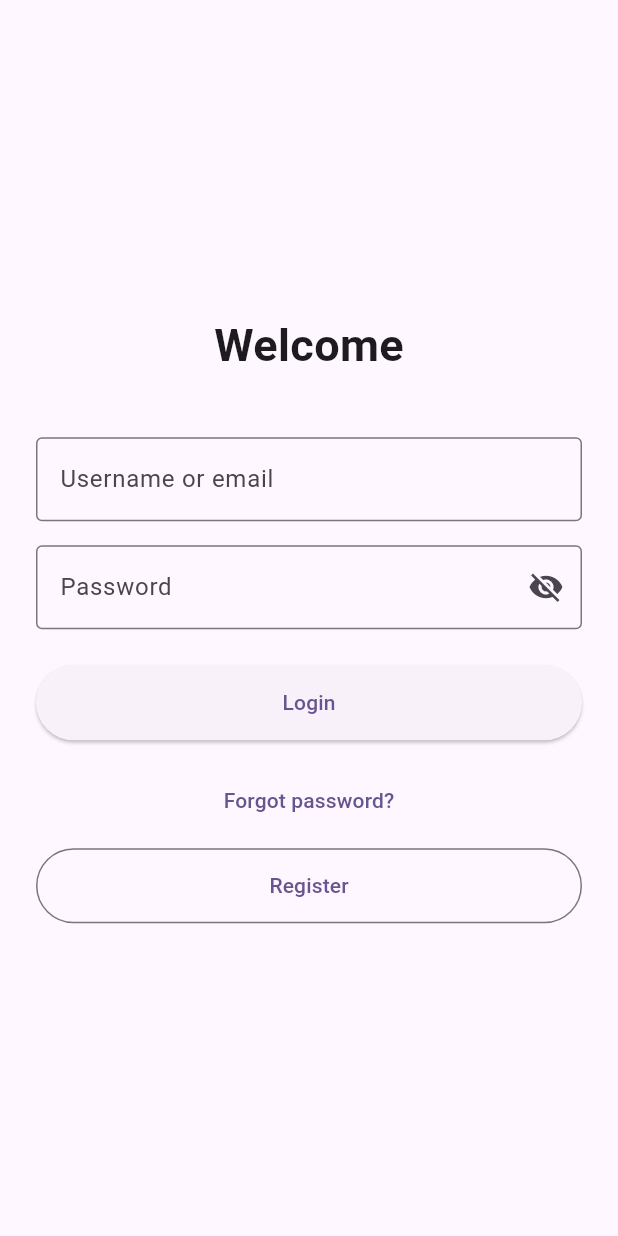
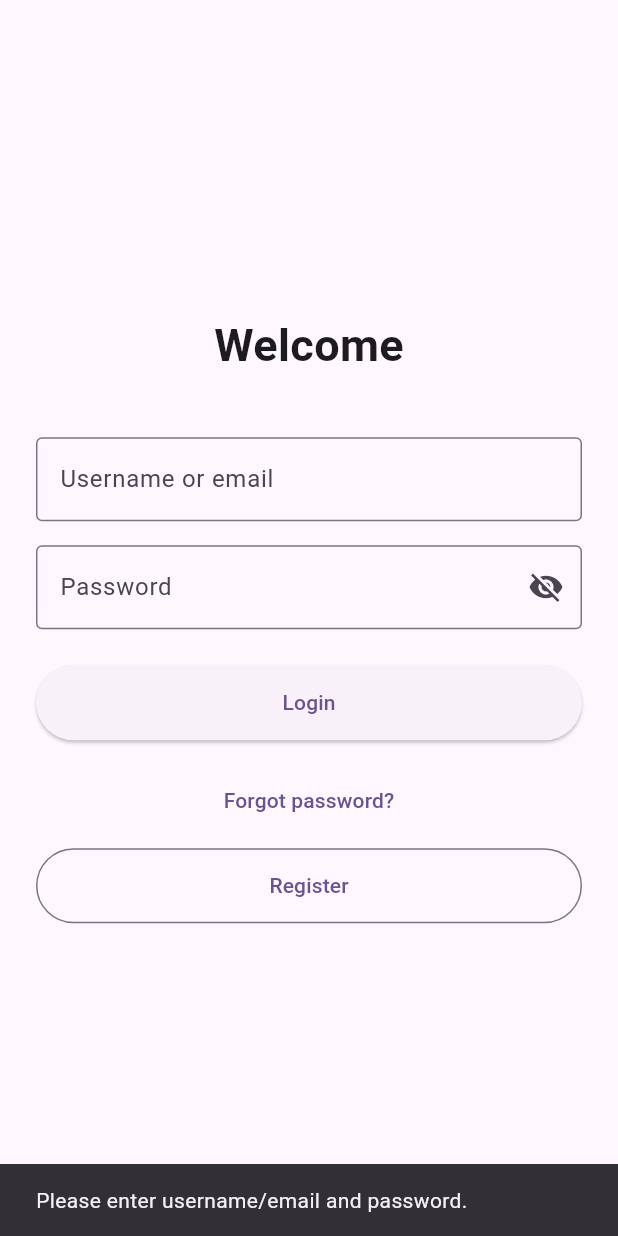
Before and after one commit to omyrbai/Vocab-platform, a Flutter app: the screen it shows after launch, after a tap on "Login", on a phone screen of 412 x 824 dp. Run offline on Flutter 3.47's test engine with Material 3 defaults, Android fonts, the phone set to English and light mode, and no system bars; our stand-ins replace flutter_secure_storage; network calls fail.

Commit message:
Login page

```diff
--- /dev/null
+++ b/flutter_app/lib/core/storage/token_storage.dart
@@ -0,0 +1,45 @@
+import 'package:flutter_secure_storage/flutter_secure_storage.dart';
+
+class TokenStorage {
+  static const _accessTokenKey = 'access_token';
+  static const _refreshTokenKey = 'refresh_token';
+
+  final FlutterSecureStorage _storage = const FlutterSecureStorage();
+
+  Future<void> saveTokens({
+    required String accessToken,
+    required String refreshToken,
+  }) async {
+    await _storage.write(
+      key: _accessTokenKey,
+      value: accessToken,
+    );
+
+    await _storage.write(
+      key: _refreshTokenKey,
+      value: refreshToken,
+    );
+  }
+
+  Future<String?> getAccessToken() async {
+    return _storage.read(
+      key: _accessTokenKey,
+    );
+  }
+
+  Future<String?> getRefreshToken() async {
+    return _storage.read(
+      key: _refreshTokenKey,
+    );
+  }
+
+  Future<void> clearTokens() async {
+    await _storage.delete(
+      key: _accessTokenKey,
+    );
+
+    await _storage.delete(
+      key: _refreshTokenKey,
+    );
+  }
+}
--- /dev/null
+++ b/flutter_app/lib/features/auth/auth_controller.dart
@@ -0,0 +1,27 @@
+import 'auth_service.dart';
+
+class AuthController {
+  AuthController({
+    AuthService? authService,
+  }) : _authService = authService ?? AuthService();
+
+  final AuthService _authService;
+
+  Future<bool> restoreSession() async {
+    return _authService.refreshToken();
+  }
+
+  Future<bool> login({
+    required String identifier,
+    required String password,
+  }) async {
+    return _authService.login(
+      identifier: identifier,
+      password: password,
+    );
+  }
+
+  Future<void> logout() async {
+    await _authService.logout();
+  }
+}
--- /dev/null
+++ b/flutter_app/lib/features/auth/auth_gate.dart
@@ -0,0 +1,45 @@
+import 'package:flutter/material.dart';
+
+import '../home/home_page.dart';
+import 'auth_controller.dart';
+import 'welcome_page.dart';
+
+class AuthGate extends StatefulWidget {
+  const AuthGate({super.key});
+
+  @override
+  State<AuthGate> createState() => _AuthGateState();
+}
+
+class _AuthGateState extends State<AuthGate> {
+  late final Future<bool> _sessionFuture;
+
+  @override
+  void initState() {
+    super.initState();
+
+    _sessionFuture = AuthController().restoreSession();
+  }
+
+  @override
+  Widget build(BuildContext context) {
+    return FutureBuilder<bool>(
+      future: _sessionFuture,
+      builder: (context, snapshot) {
+        if (snapshot.connectionState == ConnectionState.waiting) {
+          return const Scaffold(
+            body: Center(
+              child: CircularProgressIndicator(),
+            ),
+          );
+        }
+
+        if (snapshot.data == true) {
+          return const HomePage();
+        }
+
+        return const WelcomePage();
+      },
+    );
+  }
+}
--- /dev/null
+++ b/flutter_app/lib/features/auth/auth_service.dart
@@ -0,0 +1,80 @@
+import 'dart:convert';
+
+import 'package:http/http.dart' as http;
+
+import '../../core/storage/token_storage.dart';
+
+class AuthService {
+  AuthService({
+    TokenStorage? tokenStorage,
+  }) : _tokenStorage = tokenStorage ?? TokenStorage();
+
+  final TokenStorage _tokenStorage;
+
+  // We will replace this with the correct address for your FastAPI server.
+  static const String _baseUrl = 'http://10.0.2.2:8000';
+
+  Future<bool> login({
+    required String identifier,
+    required String password,
+  }) async {
+    final response = await http.post(
+      Uri.parse('$_baseUrl/api/v1/auth/login'),
+      headers: {
+        'Content-Type': 'application/json',
+      },
+      body: jsonEncode({
+        'identifier': identifier,
+        'password': password,
+      }),
+    );
+
+    if (response.statusCode != 200) {
+      return false;
+    }
+
+    final data = jsonDecode(response.body) as Map<String, dynamic>;
+
+    await _tokenStorage.saveTokens(
+      accessToken: data['access_token'] as String,
+      refreshToken: data['refresh_token'] as String,
+    );
+
+    return true;
+  }
+
+  Future<void> logout() async {
+    await _tokenStorage.clearTokens();
+  }
+  Future<bool> refreshToken() async {
+  final refreshToken = await _tokenStorage.getRefreshToken();
+
+  if (refreshToken == null || refreshToken.isEmpty) {
+    return false;
+  }
+
+  final response = await http.post(
+    Uri.parse('$_baseUrl/api/v1/auth/refresh'),
+    headers: {
+      'Content-Type': 'application/json',
+    },
+    body: jsonEncode({
+      'refresh_token': refreshToken,
+    }),
+  );
+
+  if (response.statusCode != 200) {
+    await _tokenStorage.clearTokens();
+    return false;
+  }
+
+  final data = jsonDecode(response.body) as Map<String, dynamic>;
+
+  await _tokenStorage.saveTokens(
+    accessToken: data['access_token'] as String,
+    refreshToken: data['refresh_token'] as String,
+  );
+
+  return true;
+}
+}
--- a/flutter_app/lib/features/auth/welcome_page.dart
+++ b/flutter_app/lib/features/auth/welcome_page.dart
@@ -1,4 +1,6 @@
 import 'package:flutter/material.dart';
+
+import 'auth_service.dart';
 
 class WelcomePage extends StatefulWidget {
   const WelcomePage({super.key});
@@ -8,7 +10,69 @@ class WelcomePage extends StatefulWidget {
 }
 
 class _WelcomePageState extends State<WelcomePage> {
+  final _identifierController = TextEditingController();
+  final _passwordController = TextEditingController();
+
+  final _authService = AuthService();
+
   bool _obscurePassword = true;
+  bool _isLoading = false;
+
+  @override
+  void dispose() {
+    _identifierController.dispose();
+    _passwordController.dispose();
+    super.dispose();
+  }
+
+  Future<void> _login() async {
+    final identifier = _identifierController.text.trim();
+    final password = _passwordController.text;
+
+    if (identifier.isEmpty || password.isEmpty) {
+      _showMessage('Please enter username/email and password.');
+      return;
+    }
+
+    setState(() {
+      _isLoading = true;
+    });
+
+    try {
+      final success = await _authService.login(
+        identifier: identifier,
+        password: password,
+      );
+
+      if (!mounted) return;
+
+      if (success) {
+        _showMessage('Login successful!');
+      } else {
+        _showMessage('Invalid username/email or password.');
+      }
+    } catch (e) {
+      if (!mounted) return;
+
+      _showMessage(
+        'Unable to connect to the server.',
+      );
+    } finally {
+      if (mounted) {
+        setState(() {
+          _isLoading = false;
+        });
+      }
+    }
+  }
+
+  void _showMessage(String message) {
+    ScaffoldMessenger.of(context).showSnackBar(
+      SnackBar(
+        content: Text(message),
+      ),
+    );
+  }
 
   @override
   Widget build(BuildContext context) {
@@ -30,6 +94,7 @@ class _WelcomePageState extends State<WelcomePage> {
               const SizedBox(height: 40),
 
               TextField(
+                controller: _identifierController,
                 decoration: const InputDecoration(
                   labelText: 'Username or email',
                   border: OutlineInputBorder(),
@@ -39,6 +104,7 @@ class _WelcomePageState extends State<WelcomePage> {
               const SizedBox(height: 16),
 
               TextField(
+                controller: _passwordController,
                 obscureText: _obscurePassword,
                 decoration: InputDecoration(
                   labelText: 'Password',
@@ -64,10 +130,16 @@ class _WelcomePageState extends State<WelcomePage> {
                 width: double.infinity,
                 height: 50,
                 child: ElevatedButton(
-                  onPressed: () {
-                    // Login will be connected to FastAPI later.
-                  },
-                  child: const Text('Login'),
+                  onPressed: _isLoading ? null : _login,
+                  child: _isLoading
+                      ? const SizedBox(
+                          width: 22,
+                          height: 22,
+                          child: CircularProgressIndicator(
+                            strokeWidth: 2,
+                          ),
+                        )
+                      : const Text('Login'),
                 ),
               ),
 
--- a/flutter_app/lib/main.dart
+++ b/flutter_app/lib/main.dart
@@ -1,5 +1,6 @@
 import 'package:flutter/material.dart';
-import 'features/auth/welcome_page.dart';
+
+import 'features/auth/auth_gate.dart';
 
 void main() {
   runApp(const VocabPlatformApp());
@@ -19,26 +20,7 @@ class VocabPlatformApp extends StatelessWidget {
         ),
         useMaterial3: true,
       ),
-      home: const WelcomePage(),
+      home: const AuthGate(),
     );
   }
-}
-
-class HomePage extends StatelessWidget {
-  const HomePage({super.key});
-
-  @override
-  Widget build(BuildContext context) {
-    return const Scaffold(
-      body: Center(
-        child: Text(
-          'Vocab Platform',
-          style: TextStyle(
-            fontSize: 28,
-            fontWeight: FontWeight.bold,
-          ),
-        ),
-      ),
-    );
-  }
-}
+}r
--- a/flutter_app/pubspec.yaml
+++ b/flutter_app/pubspec.yaml
@@ -34,6 +34,8 @@ dependencies:
   # The following adds the Cupertino Icons font to your application.
   # Use with the CupertinoIcons class for iOS style icons.
   cupertino_icons: ^1.0.8
+  flutter_secure_storage: ^11.0.0
+  http: ^1.6.0
 
 dev_dependencies:
   flutter_test:
```
Also changed, not shown: flutter_app/lib/features/home/home_page.dart (added, +20 -0 lines), flutter_app/pubspec.lock, 6 other files.
